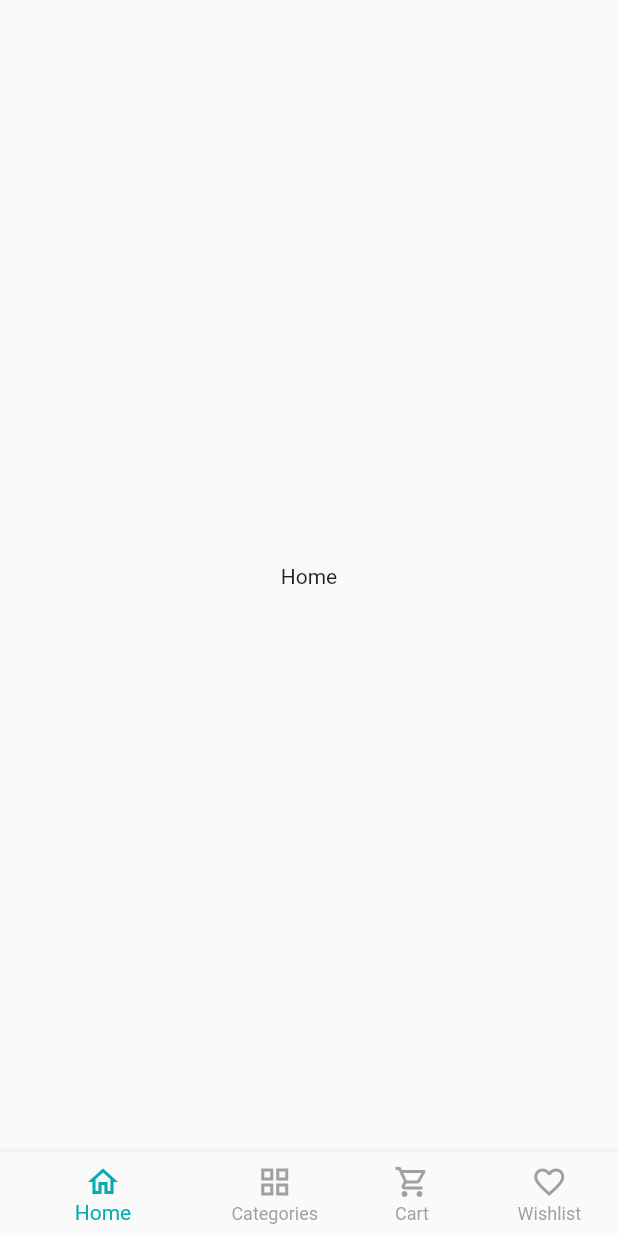
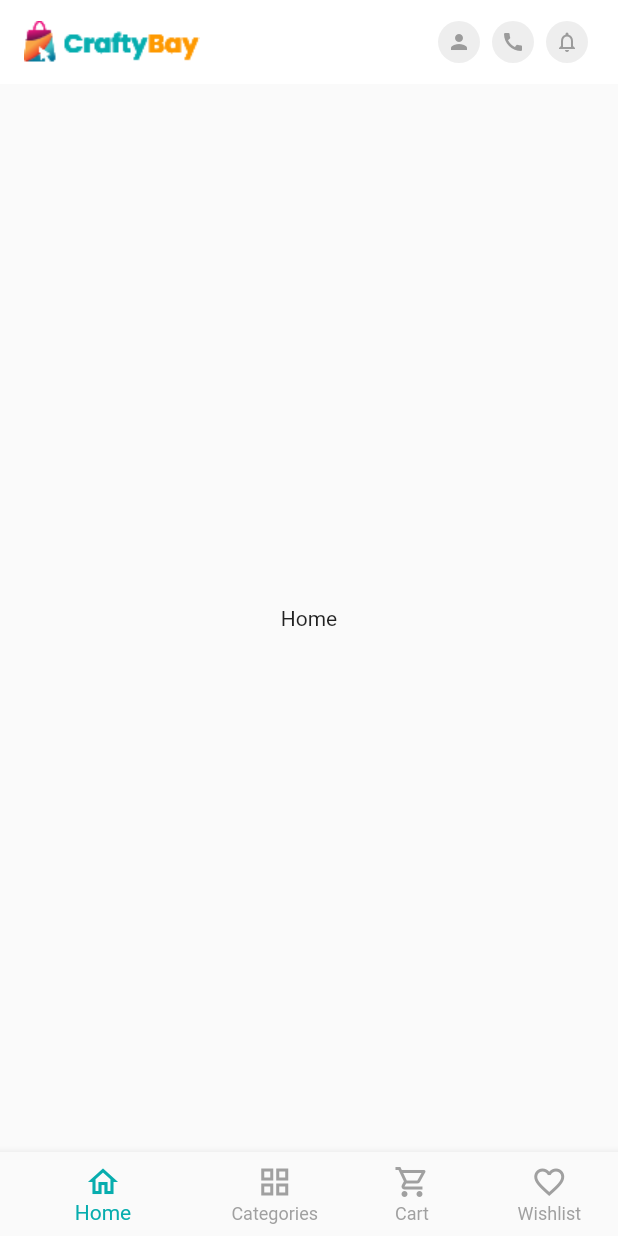
Before and after one commit to RafatMeraz/ostad_flutter_batch_two, a Flutter app: the screen it shows after launch, on a phone screen of 412 x 824 dp. Run offline on Flutter 3.47's test engine with Material 2 defaults, Android fonts, the phone set to English and light mode, and no system bars; our stand-ins replace get, pin_code_fields.

Commit message:
home screen ui design in progress

```diff
--- a/lib/main.dart
+++ b/lib/main.dart
@@ -34,6 +34,10 @@ class CraftyBay extends StatelessWidget {
         ),
       ),
       theme: ThemeData(
+        appBarTheme: const AppBarTheme(
+          color: Colors.white,
+          elevation: 1
+        ),
         elevatedButtonTheme: ElevatedButtonThemeData(
           style: ElevatedButton.styleFrom(
             backgroundColor: primaryColor,
--- a/lib/ui/screens/bottom_nav_bar_screen.dart
+++ b/lib/ui/screens/bottom_nav_bar_screen.dart
@@ -38,7 +38,6 @@ class _BottomNavBarScreenState extends State<BottomNavBarScreen> {
         unselectedItemColor: softGreyColor,
         currentIndex: _selectedIndex,
         showUnselectedLabels: true,
-
         items: const [
           BottomNavigationBarItem(
             icon: Icon(
--- a/lib/ui/screens/home_screen.dart
+++ b/lib/ui/screens/home_screen.dart
@@ -1,4 +1,6 @@
 import 'package:flutter/material.dart';
+
+import '../widgets/app_bar_icon_button.dart';
 
 class HomeScreen extends StatelessWidget {
   const HomeScreen({Key? key}) : super(key: key);
@@ -6,7 +8,28 @@ class HomeScreen extends StatelessWidget {
   @override
   Widget build(BuildContext context) {
     return Scaffold(
-      body: Center(
+      appBar: AppBar(
+        elevation: 0,
+        title: Row(
+          children: [
+            Image.asset('assets/images/logo_nav.png'),
+            const Spacer(),
+            AppBarIconButton(
+              iconData: Icons.person,
+              onTap: () {},
+            ),
+            AppBarIconButton(
+              iconData: Icons.call,
+              onTap: () {},
+            ),
+            AppBarIconButton(
+              iconData: Icons.notifications_none,
+              onTap: () {},
+            )
+          ],
+        ),
+      ),
+      body: const Center(
         child: Text('Home'),
       ),
     );
--- a/lib/ui/screens/splash_screen.dart
+++ b/lib/ui/screens/splash_screen.dart
@@ -19,7 +19,7 @@ class _SplashScreenState extends State<SplashScreen> {
   void initState() {
     super.initState();
     Future.delayed(const Duration(seconds: 2)).then((value) {
-      Get.to(const BottomNavBarScreen());
+      Get.off(const BottomNavBarScreen());
     });
   }
 
--- /dev/null
+++ b/lib/ui/widgets/app_bar_icon_button.dart
@@ -0,0 +1,34 @@
+import 'package:flutter/material.dart';
+
+import '../utils/app_colors.dart';
+
+class AppBarIconButton extends StatelessWidget {
+  const AppBarIconButton({
+    Key? key,
+    required this.iconData,
+    required this.onTap,
+  }) : super(key: key);
+  final IconData iconData;
+  final VoidCallback onTap;
+
+  @override
+  Widget build(BuildContext context) {
+    return InkWell(
+      onTap: onTap,
+      borderRadius: BorderRadius.circular(20),
+      splashColor: primaryColor.withOpacity(0.1),
+      child: Padding(
+        padding: const EdgeInsets.symmetric(horizontal: 4, vertical: 4),
+        child: CircleAvatar(
+          backgroundColor: Colors.grey.shade200,
+          radius: 14,
+          child: Icon(
+            iconData,
+            size: 16,
+            color: softGreyColor,
+          ),
+        ),
+      ),
+    );
+  }
+}
```
